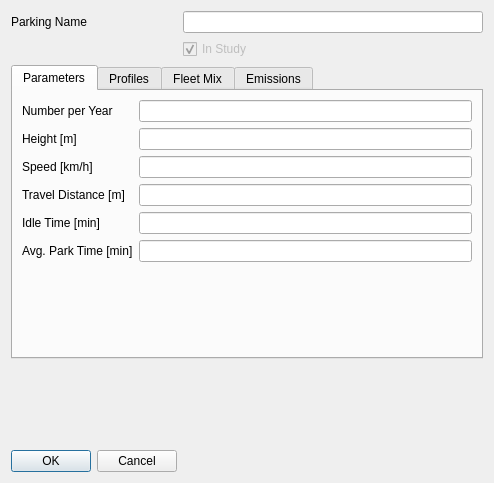
First picture: the form in open_alaqs/ui/ui_parkings.ui, repository eurocontrol-asu/open_alaqs, before the edit.
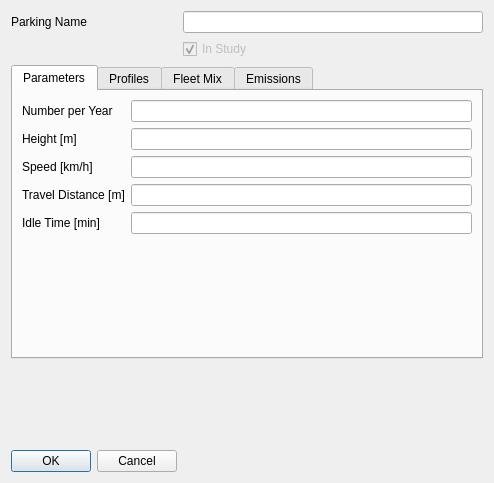
Second picture: the form after the edit.

Commit message: Remove park time

Patch:
```diff
--- a/open_alaqs/ui/ui_parkings.ui
+++ b/open_alaqs/ui/ui_parkings.ui
@@ -119,16 +119,6 @@
        <item row="4" column="1">
         <widget class="QLineEdit" name="idle_time"/>
        </item>
-       <item row="5" column="0">
-        <widget class="QLabel" name="label_37">
-         <property name="text">
-          <string>Avg. Park Time [min]</string>
-         </property>
-        </widget>
-       </item>
-       <item row="5" column="1">
-        <widget class="QLineEdit" name="park_time"/>
-       </item>
       </layout>
      </widget>
      <widget class="QWidget" name="tab_2">
```
Left out of the diff: 1 changed line with no effect on the pictures. The commit also changes 5 other files.
